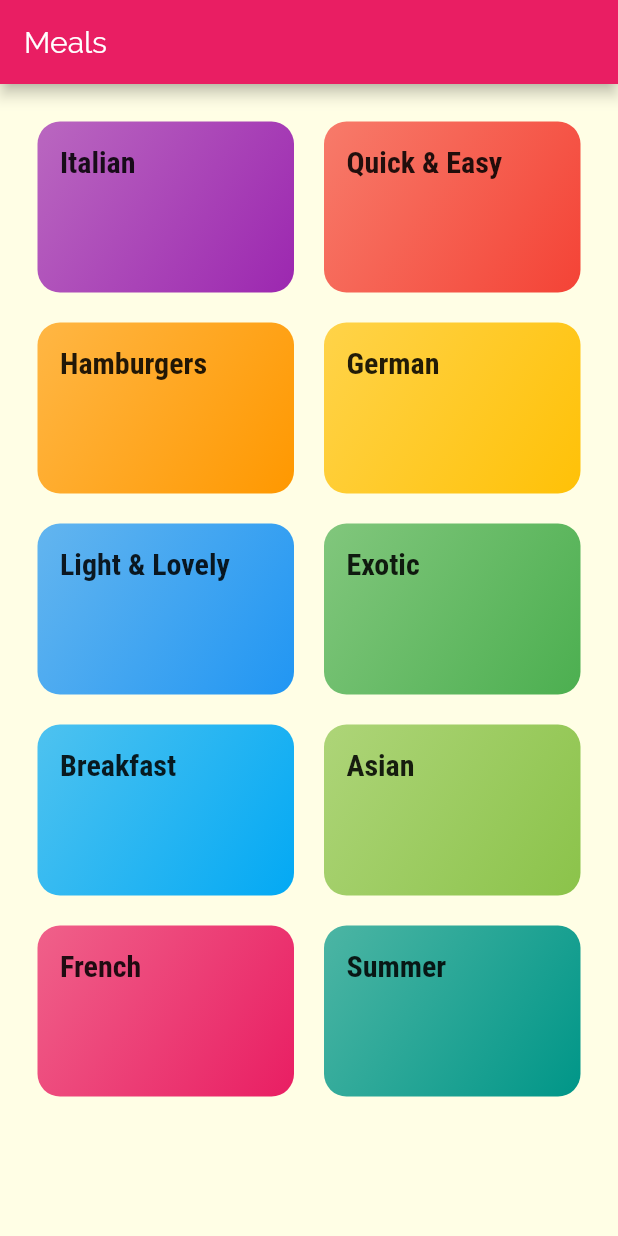
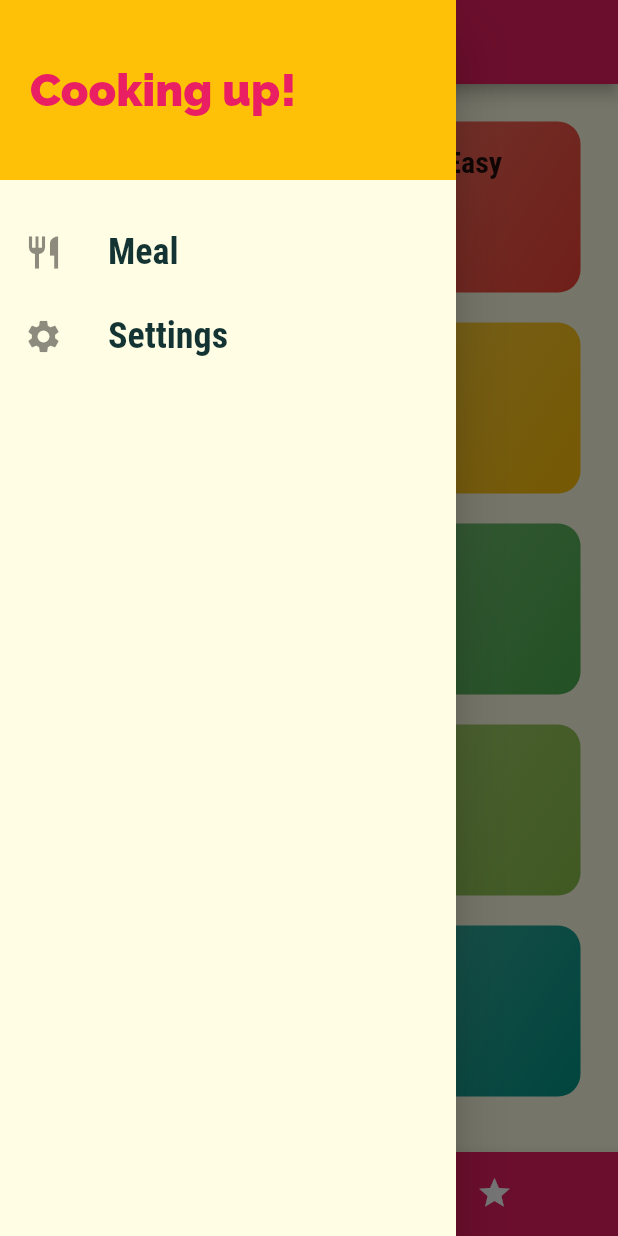
Before and after one commit to sanchitmonga22/Flutter-Projects, a Flutter app: the screen it shows after launch, with the side drawer open (before the commit the screen has no drawer), on a phone screen of 412 x 824 dp. Run offline on Flutter 3.47's test engine with Material 2 defaults, Android fonts, the phone set to English and light mode, and no system bars.

Commit message:
Added all the functionality and completed the meals app

```diff
--- a/Meals/lib/main.dart
+++ b/Meals/lib/main.dart
@@ -1,11 +1,69 @@
+import 'package:Meals/dummyCategories.dart';
 import 'package:Meals/screens/categoriesScreen.dart';
 import 'package:Meals/screens/categoryMealsScreen.dart';
+import 'package:Meals/screens/filtersScreen.dart';
 import 'package:Meals/screens/mealDetails.dart';
+import 'package:Meals/screens/tabsScreen.dart';
 import 'package:flutter/material.dart';
+
+import 'models/meal.dart';
 
 void main() => runApp(MyApp());
 
-class MyApp extends StatelessWidget {
+class MyApp extends StatefulWidget {
+  @override
+  _MyAppState createState() => _MyAppState();
+}
+
+class _MyAppState extends State<MyApp> {
+  List<Meal> _availableMeals = DUMMY_MEALS;
+  List<Meal> favoriteMeals = [];
+
+  Map<String, bool> _filters = {
+    'gluten': false,
+    'lactose': false,
+    'vegan': false,
+    'vegetarian': false
+  };
+
+  void setFilters(Map<String, bool> filterData) {
+    setState(() {
+      _filters = filterData;
+      _availableMeals = DUMMY_MEALS.where((meal) {
+        if (filterData['gluten'] && !meal.isGlutenFree) {
+          return false;
+        }
+        if (filterData['lactose'] && !meal.isLactoseFree) {
+          return false;
+        }
+        if (filterData['vegan'] && !meal.isVegan) {
+          return false;
+        }
+        if (filterData['vegetarian'] && !meal.isVegetarian) {
+          return false;
+        }
+        return true;
+      }).toList();
+    });
+  }
+
+  void toggleFavorite(String mealID) {
+    final existingIndex = favoriteMeals.indexWhere((meal) => meal.id == mealID);
+    if (existingIndex >= 0) {
+      setState(() {
+        favoriteMeals.removeAt(existingIndex);
+      });
+    } else {
+      setState(() {
+        favoriteMeals.add(DUMMY_MEALS.firstWhere((meal) => meal.id == mealID));
+      });
+    }
+  }
+
+  bool isMealFavorite(String id) {
+    return favoriteMeals.any((meal) => meal.id == id);
+  }
+
   @override
   Widget build(BuildContext context) {
     return MaterialApp(
@@ -25,9 +83,14 @@ class MyApp extends StatelessWidget {
       initialRoute:
           '/', // this is by default single slash, but we can change that
       routes: {
-        '/': (context) => CategoriesScreen(),
-        CategoryMealsScreen.routeName: (context) => CategoryMealsScreen(),
-        MealDetailsScreen.routeName: (context) => MealDetailsScreen(),
+        '/': (context) => TabsScreen(favoriteMeals),
+        CategoryMealsScreen.routeName: (context) =>
+            CategoryMealsScreen(_availableMeals),
+        MealDetailsScreen.routeName: (context) =>
+            MealDetailsScreen(toggleFavorite, isMealFavorite),
+        FiltersScreen.routeName: (context) => FiltersScreen(
+              saveFilters: setFilters,
+            ),
       },
 
       // This is used when there is no route available to go when you click to go to a new route
--- a/Meals/lib/screens/categoriesScreen.dart
+++ b/Meals/lib/screens/categoriesScreen.dart
@@ -7,11 +7,7 @@ class CategoriesScreen extends StatelessWidget {
 
   @override
   Widget build(BuildContext context) {
-    return Scaffold(
-        appBar: AppBar(
-          title: const Text("Meals"),
-        ),
-        body: GridView(
+    return GridView(
         padding: EdgeInsets.all(25),
         children: DUMMY_CATEGORIES
             .map((catData) => CategoryItem(
@@ -24,6 +20,6 @@ class CategoriesScreen extends StatelessWidget {
             maxCrossAxisExtent: 200,
             childAspectRatio: 3 / 2,
             crossAxisSpacing: 20,
-                mainAxisSpacing: 20)));
+            mainAxisSpacing: 20));
   }
 }
--- /dev/null
+++ b/Meals/lib/screens/tabsScreen.dart
@@ -0,0 +1,83 @@
+import 'package:Meals/models/meal.dart';
+import 'package:Meals/screens/categoriesScreen.dart';
+import 'package:Meals/screens/favoritesScreen.dart';
+import 'package:Meals/widgets/mainDrawer.dart';
+import 'package:flutter/material.dart';
+
+class TabsScreen extends StatefulWidget {
+  List<Meal> favoriteMeals;
+  TabsScreen(this.favoriteMeals);
+
+  @override
+  _TabsScreenState createState() => _TabsScreenState();
+}
+
+class _TabsScreenState extends State<TabsScreen> {
+  List<Map<String, dynamic>> _pages;
+
+  int selectedPageIndex = 0;
+
+  @override
+  void initState() {
+    super.initState();
+    _pages = [
+      {'page': CategoriesScreen(), 'title': 'Categories'},
+      {'page': FavoritesScreen(widget.favoriteMeals), 'title': 'Your Favorites'}
+    ];
+  }
+
+  void _selectPage(int index) {
+    setState(() {
+      selectedPageIndex = index;
+    });
+  }
+
+  @override
+  Widget build(BuildContext context) {
+    return Scaffold(
+      appBar: AppBar(
+        title: Text(_pages[selectedPageIndex]['title']),
+      ),
+      drawer: MainDrawer(),
+      body: _pages[selectedPageIndex]['page'],
+      bottomNavigationBar: BottomNavigationBar(
+          onTap: _selectPage,
+          unselectedItemColor: Colors.white,
+          selectedItemColor: Theme.of(context).accentColor,
+          currentIndex: selectedPageIndex,
+          type: BottomNavigationBarType.shifting,
+          items: [
+            BottomNavigationBarItem(
+                backgroundColor: Theme.of(context).primaryColor,
+                icon: Icon(Icons.category),
+                title: Text("Categories")),
+            BottomNavigationBarItem(
+                backgroundColor: Theme.of(context).primaryColor,
+                icon: Icon(Icons.star),
+                title: Text("Favorites"))
+          ],
+          backgroundColor: Theme.of(context).primaryColor),
+    );
+
+    // return DefaultTabController(
+    //     length: 2,
+    //     initialIndex:
+    //         0, // at what index you want to load the page (there are two pages in this tab bar)
+    //     child: Scaffold(
+    //       appBar: AppBar(
+    //         title: Text('Meals'),
+    //         bottom: TabBar(
+    //           tabs: <Widget>[
+    //             Tab(
+    //               icon: Icon(Icons.category),
+    //               text: 'Categories',
+    //             ),
+    //             Tab(icon: Icon(Icons.star), text: 'Favorites'),
+    //           ],
+    //         ),
+    //       ),
+    //       body: TabBarView(
+    //           children: <Widget>[CategoriesScreen(), FavoritesScreen()]),
+    //     ));
+  }
+}
--- /dev/null
+++ b/Meals/lib/widgets/mainDrawer.dart
@@ -0,0 +1,50 @@
+import 'package:Meals/screens/filtersScreen.dart';
+import 'package:flutter/material.dart';
+
+class MainDrawer extends StatelessWidget {
+  const MainDrawer({Key key}) : super(key: key);
+
+  Widget buildListTile(String title, IconData icon, Function tapHandler) {
+    return ListTile(
+      leading: Icon(
+        icon,
+        size: 26,
+      ),
+      title: Text(title,
+          style: TextStyle(
+              fontFamily: 'RobotoCondensed',
+              fontSize: 24,
+              fontWeight: FontWeight.bold)),
+      onTap: tapHandler,
+    );
+  }
+
+  @override
+  Widget build(BuildContext context) {
+    return Drawer(
+        child: Column(
+      children: <Widget>[
+        Container(
+            color: Theme.of(context).accentColor,
+            height: 120,
+            width: double.infinity,
+            padding: EdgeInsets.all(20),
+            alignment: Alignment.centerLeft,
+            child: Text(
+              "Cooking up!",
+              style: TextStyle(
+                  fontWeight: FontWeight.w900,
+                  fontSize: 30,
+                  color: Theme.of(context).primaryColor),
+            )),
+        SizedBox(height: 20),
+        buildListTile("Meal", Icons.restaurant, () {
+          Navigator.of(context).pushReplacementNamed('/');
+        }),
+        buildListTile("Settings", Icons.settings, () {
+          Navigator.of(context).pushReplacementNamed(FiltersScreen.routeName);
+        })
+      ],
+    ));
+  }
+}
```
Also changed, not shown: Meals/lib/screens/categoryMealsScreen.dart (+43 -22 lines), Meals/lib/screens/favoritesScreen.dart (added, +33 -0 lines), Meals/lib/screens/filtersScreen.dart (added, +91 -0 lines), Meals/lib/screens/mealDetails.dart (+39 -15 lines), Meals/lib/widgets/mealItem.dart (+11 -3 lines). Lines whose indentation alone changed are shown as unchanged.
